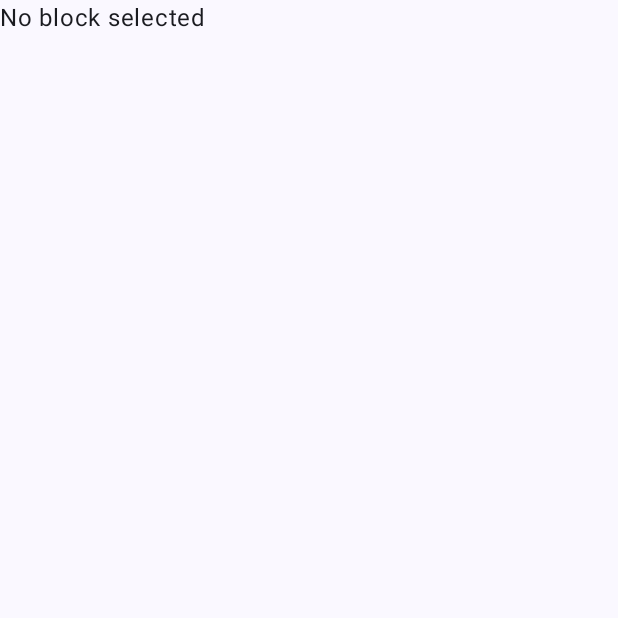
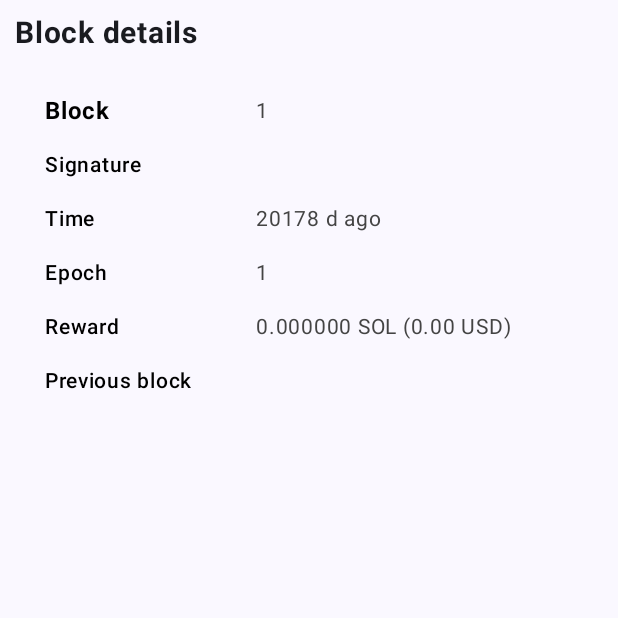
Before and after one commit to WantonOoze23/GetBlock, an Android app built with Jetpack Compose: the BlockPage screen opened through its navigation route, on a phone screen of 412 x 824 dp, the top half of it. Before the commit the part shown is almost empty. Run offline under Robolectric (Android 15) with nearby library versions, the phone set to English and light mode, and no system bars.

Commit message:
work done

```diff
--- a/app/src/main/java/com/tyshko/getblock/MainActivity.kt
+++ b/app/src/main/java/com/tyshko/getblock/MainActivity.kt
@@ -1,3 +1,5 @@
+@file:OptIn(ExperimentalMaterial3Api::class)
+
 package com.tyshko.getblock
 
 import android.os.Bundle
@@ -40,7 +42,17 @@ class MainActivity : ComponentActivity() {
 @Composable
 fun AppNavigation(navController: NavHostController, viewModel: GetBlockViewModel) {
     NavHost(navController, startDestination = "main") {
-        composable("main") { MainPage(viewModel, navController) }
-        composable("block") { BlockPage(viewModel) }
+        composable("main") {
+            MainPage(
+                viewModel,
+                navController,
+                onSearchClick = {
+                    navController.navigate("block")
+                }
+            )
+        }
+        composable("block") {
+            BlockPage(viewModel)
+        }
     }
 }
--- a/app/src/main/java/com/tyshko/getblock/ui/components/BlockCard.kt
+++ b/app/src/main/java/com/tyshko/getblock/ui/components/BlockCard.kt
@@ -23,11 +23,8 @@ fun BlockCard(
 
     secondSubTitle: String = "",
     secondSubValue: String = "",
-
-    onClick: () -> Unit = {},
 ){
     Card(
-        onClick = onClick,
         modifier = Modifier
             .background(AppColors.Background, shape = RoundedCornerShape(12.dp))
             .fillMaxWidth()
--- /dev/null
+++ b/app/src/main/java/com/tyshko/getblock/ui/components/HeaderSearchBar.kt
@@ -0,0 +1,59 @@
+package com.tyshko.getblock.ui.components
+
+import androidx.compose.foundation.clickable
+import androidx.compose.foundation.layout.fillMaxWidth
+import androidx.compose.material.icons.Icons
+import androidx.compose.material.icons.filled.Search
+import androidx.compose.material3.*
+import androidx.compose.runtime.*
+import androidx.compose.ui.Modifier
+import androidx.compose.ui.platform.LocalFocusManager
+import com.tyshko.getblock.view.GetBlockViewModel
+
+@OptIn(ExperimentalMaterial3Api::class)
+@Composable
+fun HeaderSearchBar(
+    viewModel: GetBlockViewModel,
+    onSearchClick: () -> Unit = {},
+    modifier: Modifier = Modifier
+) {
+    var searchQuery by remember { mutableStateOf("") }
+    var showErrorDialog by remember { mutableStateOf(false) }
+    val focusManager = LocalFocusManager.current
+
+    SearchBar(
+        query = searchQuery,
+        onQueryChange = { searchQuery = it },
+        onSearch = {
+            val number = searchQuery.toLongOrNull()
+            if (number != null && number in viewModel.stack.value.slotRangeStart..viewModel.stack.value.slotRangeEnd) {
+                viewModel.fetchBlock(number)
+                onSearchClick()
+            } else {
+                showErrorDialog = true
+            }
+            focusManager.clearFocus()
+        },
+        active = false,
+        onActiveChange = {},
+        placeholder = { Text("Search transactions, blocks, programs and tokens") },
+        leadingIcon = { Icon(Icons.Filled.Search, contentDescription = "Search") },
+        modifier = modifier
+            .fillMaxWidth()
+            .clickable { focusManager.clearFocus() }
+    ) {}
+
+    if (showErrorDialog) {
+        AlertDialog(
+            onDismissRequest = { showErrorDialog = false },
+            title = { Text("Error inpur") },
+            text = { Text("Wrong input. Try one more time") },
+            confirmButton = {
+                TextButton(onClick = { showErrorDialog = false }) {
+                    Text("ОК")
+                }
+            },
+            dismissButton = null
+        )
+    }
+}
--- a/app/src/main/java/com/tyshko/getblock/ui/screens/BlockPage.kt
+++ b/app/src/main/java/com/tyshko/getblock/ui/screens/BlockPage.kt
@@ -7,6 +7,7 @@ import androidx.compose.foundation.layout.padding
 import androidx.compose.foundation.layout.statusBarsPadding
 import androidx.compose.material3.Text
 import androidx.compose.runtime.Composable
+import androidx.compose.runtime.LaunchedEffect
 import androidx.compose.runtime.collectAsState
 import androidx.compose.runtime.getValue
 import androidx.compose.ui.Modifier
@@ -14,16 +15,21 @@ import androidx.compose.ui.graphics.Color
 import androidx.compose.ui.text.font.*
 import androidx.compose.ui.unit.*
 import com.tyshko.getblock.models.stack.Block
+import com.tyshko.getblock.models.stack.UiStack
 import com.tyshko.getblock.view.GetBlockViewModel
 
 @Composable
 fun BlockPage(viewModel: GetBlockViewModel) {
-    val block by viewModel.currentBlock.collectAsState()
+    val block by viewModel.stack.collectAsState()
 
     val solToUSDT: Double = 144.44
 
     if (block == null) {
-        Text("No block selected")
+        Column(
+            modifier = Modifier.statusBarsPadding().padding(horizontal = 10.dp)
+        ) {
+            Text("Loading...")
+        }
         return
     }
 
@@ -42,26 +48,25 @@ fun BlockPage(viewModel: GetBlockViewModel) {
                 .padding(vertical = 20.dp, horizontal = 20.dp)
                 .fillMaxWidth()
         ) {
-            BlockGrid(block!!, solToUSDT)
+            BlockGrid(block, solToUSDT)
         }
     }
-
 }
 
 @Composable
-fun BlockGrid(block: Block, solPrice: Double) {
+fun BlockGrid(block: UiStack, solPrice: Double) {
     Column(
         modifier = Modifier
             .fillMaxWidth()
             .padding(vertical = 8.dp)
     ) {
         val items = listOf(
-            "Block" to block.block.toString(),
-            "Signature" to block.signature,
-            "Time" to calculateTime(block.time),
-            "Epoch" to block.epoch.toString(),
-            "Reward" to calculatePrice(block.rewardLamports, solPrice),
-            "Previous block" to block.previousBlockHash
+            "Block" to block.currentBlock.block.toString(),
+            "Signature" to block.currentBlock.signature,
+            "Time" to calculateTime(block.currentBlock.time),
+            "Epoch" to block.currentBlock.epoch.toString(),
+            "Reward" to calculatePrice(block.currentBlock.rewardLamports, solPrice),
+            "Previous block" to block.currentBlock.previousBlockHash
         )
 
         items.forEachIndexed { index, (title, value) ->
--- a/app/src/main/java/com/tyshko/getblock/ui/screens/MainPage.kt
+++ b/app/src/main/java/com/tyshko/getblock/ui/screens/MainPage.kt
@@ -1,5 +1,4 @@
 package com.tyshko.getblock.ui.screens
-
 
 import androidx.compose.foundation.background
 import androidx.compose.foundation.layout.*
@@ -13,13 +12,21 @@ import androidx.compose.ui.text.font.FontWeight
 import androidx.compose.ui.unit.dp
 import androidx.compose.ui.unit.sp
 import androidx.navigation.NavHostController
+import com.tyshko.getblock.models.stack.Block
 import com.tyshko.getblock.ui.components.BlockCard
 import com.tyshko.getblock.ui.components.BlockInfo
+import com.tyshko.getblock.ui.components.HeaderSearchBar
 import com.tyshko.getblock.view.GetBlockViewModel
 
+@ExperimentalMaterial3Api
 @Composable
-fun MainPage(viewModel: GetBlockViewModel, navController: NavHostController) {
+fun MainPage(
+    viewModel: GetBlockViewModel,
+    navController: NavHostController,
+    onSearchClick: () -> Unit = {},
+) {
     val stack by viewModel.stack.collectAsState()
+    var searchText by remember { mutableStateOf("") }
 
     LaunchedEffect(Unit) {
         viewModel.fetchEpoch()
@@ -57,12 +64,10 @@ fun MainPage(viewModel: GetBlockViewModel, navController: NavHostController) {
                     fontWeight = FontWeight.Bold
                 )
                 Spacer(Modifier.height(15.dp))
-                /*SearchBar(
-                    text = searchText,
-                    onTextChange = { searchText = it },
-                    onSearchClick = { /* TODO: Реализовать поиск */ },
-                    modifier = Modifier.fillMaxWidth()
-                )*/
+                HeaderSearchBar(
+                    viewModel = viewModel,
+                    onSearchClick = onSearchClick
+                )
             }
 
         }
@@ -71,8 +76,8 @@ fun MainPage(viewModel: GetBlockViewModel, navController: NavHostController) {
             modifier = Modifier
                 .fillMaxSize()
                 .background(color = AppColors.BackgroundInfo)
-                .padding(horizontal =  20.dp)
-                .padding(top = 10.dp)
+                .padding(horizontal = 20.dp)
+                .padding(top = 10.dp, bottom = 10.dp)
         ) {
             item {
                 BlockCard(
@@ -109,10 +114,6 @@ fun MainPage(viewModel: GetBlockViewModel, navController: NavHostController) {
                     }
                 )
             }
-            item {
-                Text(text = stack.toString())
-            }
-
         }
     }
 }
```
Also changed, not shown: app/src/main/java/com/tyshko/getblock/ui/components/SearchBar.kt (deleted, +0 -52 lines), app/src/main/java/com/tyshko/getblock/view/GetBlockViewModel.kt (+16 -14 lines).
